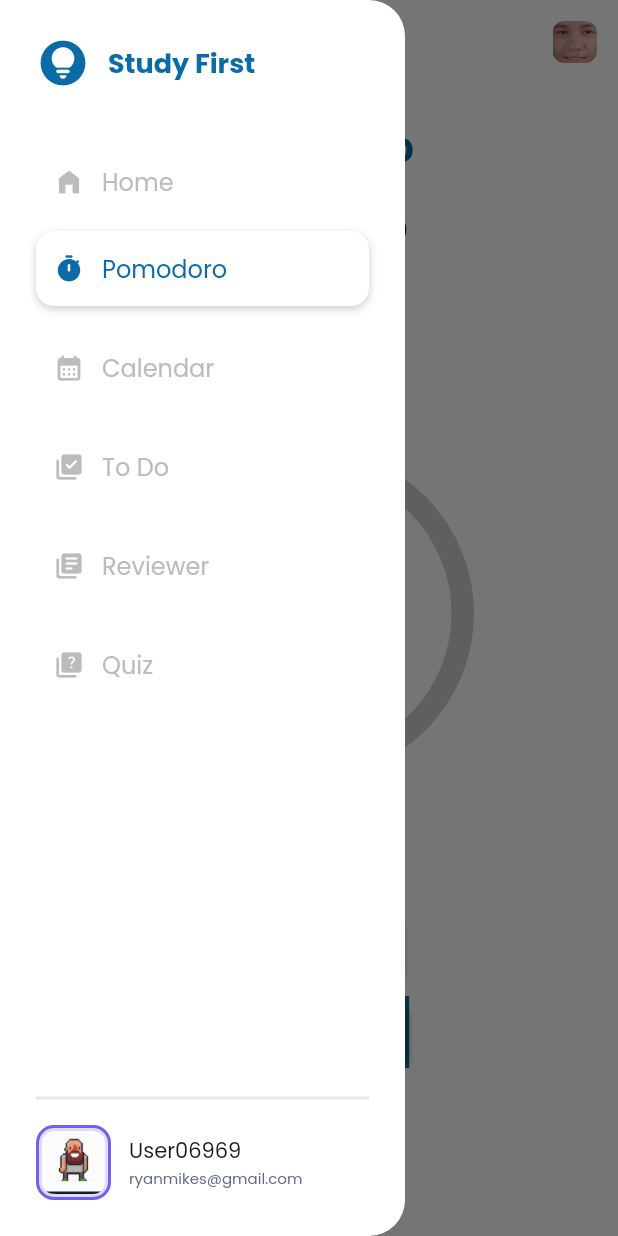
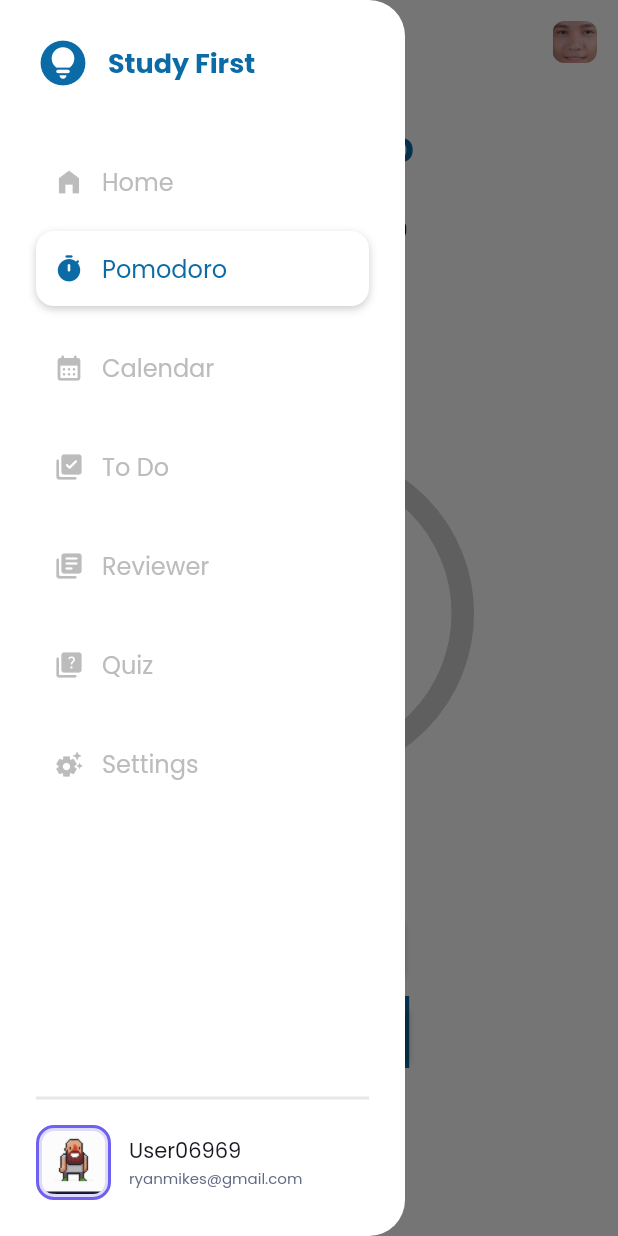
Before and after one commit to Bryan-Monterozo/study_first_ggs_later, a Flutter app: the Pomodoro screen opened directly, with the side drawer open, on a phone screen of 412 x 824 dp. Run offline on Flutter 3.47's test engine with Material 2 defaults, Android fonts, the phone set to English and light mode, and no system bars; drawn by our look-alikes of percent_indicator; our stand-ins replace card_swiper, cloud_firestore, confetti, firebase_core, flip_card, get and 3 more; missing offline and left inert: enum_to_string, syncfusion_flutter_core; accounts and stored records are empty; Roboto replaces fonts that are missing (Product Sans).

Commit message:
settings in navbar working

```diff
--- a/lib/core/constants/route.dart
+++ b/lib/core/constants/route.dart
@@ -5,6 +5,7 @@ enum CurrentRoute {
   quiz,
   calendar,
   todo,
+  settings,
 }
 
 
--- a/lib/modules/shared/nav_bar.dart
+++ b/lib/modules/shared/nav_bar.dart
@@ -6,6 +6,7 @@ import 'package:study_first_ggs_later/modules/home/view/screens/home.dart';
 import 'package:study_first_ggs_later/modules/pomodoro/view/screens/pomodoro.dart';
 import 'package:study_first_ggs_later/modules/quiz/view/screens/quiz.dart';
 import 'package:study_first_ggs_later/modules/reviewer/view/screens/reviewer.dart';
+import 'package:study_first_ggs_later/modules/settings/view/screens/settings.dart';
 import 'package:study_first_ggs_later/modules/shared/controller/nav_controller.dart';
 import 'package:study_first_ggs_later/modules/shared/widgets/drawer_widgets.dart';
 import 'package:study_first_ggs_later/modules/todo/view/screens/todo.dart';
@@ -128,8 +129,7 @@ class NavDrawer extends StatelessWidget {
                   ),
                   Obx(
                     () => Padding(
-                      padding:
-                          const EdgeInsetsDirectional.fromSTEB(0, 8, 0, 8),
+                      padding: const EdgeInsetsDirectional.fromSTEB(0, 8, 0, 8),
                       child: GestureDetector(
                         onTap: () {
                           Navigator.pushReplacement(
@@ -181,8 +181,7 @@ class NavDrawer extends StatelessWidget {
                     ),
                   ),
                   Padding(
-                    padding:
-                        const EdgeInsetsDirectional.fromSTEB(0, 8, 0, 8),
+                    padding: const EdgeInsetsDirectional.fromSTEB(0, 8, 0, 8),
                     child: GestureDetector(
                       onTap: () {
                         navController.currentNav.value = CurrentRoute.calendar;
@@ -226,16 +225,15 @@ class NavDrawer extends StatelessWidget {
                                 color: Color(0xffbcbcbc),
                                 size: 20,
                               ),
-                        navShadow:
-                            navController.currentNav.value == CurrentRoute.calendar
-                                ? const Color(0x33000000)
-                                : Colors.white,
+                        navShadow: navController.currentNav.value ==
+                                CurrentRoute.calendar
+                            ? const Color(0x33000000)
+                            : Colors.white,
                       ),
                     ),
                   ),
                   Padding(
-                    padding:
-                        const EdgeInsetsDirectional.fromSTEB(0, 8, 0, 8),
+                    padding: const EdgeInsetsDirectional.fromSTEB(0, 8, 0, 8),
                     child: GestureDetector(
                       onTap: () {
                         navController.currentNav.value = CurrentRoute.todo;
@@ -287,8 +285,7 @@ class NavDrawer extends StatelessWidget {
                     ),
                   ),
                   Padding(
-                    padding:
-                        const EdgeInsetsDirectional.fromSTEB(0, 8, 0, 8),
+                    padding: const EdgeInsetsDirectional.fromSTEB(0, 8, 0, 8),
                     child: GestureDetector(
                       onTap: () {
                         navController.currentNav.value = CurrentRoute.reviewer;
@@ -306,7 +303,7 @@ class NavDrawer extends StatelessWidget {
                                 'Reviewer',
                                 style: TextStyle(
                                   fontFamily: 'Poppins',
-                                  color:Color(0xFF0B6BA7),
+                                  color: Color(0xFF0B6BA7),
                                   fontSize: 16,
                                   fontWeight: FontWeight.w500,
                                 ),
@@ -332,16 +329,15 @@ class NavDrawer extends StatelessWidget {
                                 color: Color(0xffbcbcbc),
                                 size: 20,
                               ),
-                        navShadow:
-                            navController.currentNav.value == CurrentRoute.reviewer
-                                ? const Color(0x33000000)
-                                : Colors.white,
+                        navShadow: navController.currentNav.value ==
+                                CurrentRoute.reviewer
+                            ? const Color(0x33000000)
+                            : Colors.white,
                       ),
                     ),
                   ),
                   Padding(
-                    padding:
-                        const EdgeInsetsDirectional.fromSTEB(0, 8, 0, 8),
+                    padding: const EdgeInsetsDirectional.fromSTEB(0, 8, 0, 8),
                     child: GestureDetector(
                       onTap: () {
                         navController.currentNav.value = CurrentRoute.quiz;
@@ -392,6 +388,58 @@ class NavDrawer extends StatelessWidget {
                       ),
                     ),
                   ),
+                  Padding(
+                    padding: const EdgeInsetsDirectional.fromSTEB(0, 8, 0, 8),
+                    child: GestureDetector(
+                      onTap: () {
+                        navController.currentNav.value = CurrentRoute.settings;
+                        Navigator.pushReplacement(
+                          context,
+                          MaterialPageRoute(
+                            builder: (context) => StudySettings(),
+                          ),
+                        );
+                      },
+                      child: DrawerNavButton(
+                        navText: navController.currentNav.value ==
+                                CurrentRoute.settings
+                            ? const Text(
+                                'Settings',
+                                style: TextStyle(
+                                  fontFamily: 'Poppins',
+                                  color: Color(0xFF0B6BA7),
+                                  fontSize: 16,
+                                  fontWeight: FontWeight.w500,
+                                ),
+                              )
+                            : const Text(
+                                'Settings',
+                                style: TextStyle(
+                                  fontFamily: 'Poppins',
+                                  color: Color(0xffbcbcbc),
+                                  fontSize: 16,
+                                  fontWeight: FontWeight.w500,
+                                ),
+                              ),
+                        navIcon: navController.currentNav.value ==
+                                CurrentRoute.settings
+                            ? const Icon(
+                                Icons.settings_suggest,
+                                color: Color(0xFF0B6BA7),
+                                size: 20,
+                              )
+                            : const Icon(
+                                Icons.settings_suggest,
+                                color: Color(0xffbcbcbc),
+                                size: 20,
+                              ),
+                        navShadow: navController.currentNav.value ==
+                                CurrentRoute.settings
+                            ? const Color(0x33000000)
+                            : Colors.white,
+                      ),
+                    ),
+                  ),
                   const Expanded(
                     child: NavBarStatus(),
                   ),
```
Also changed, not shown: lib/modules/settings/view/screens/settings.dart (added, +45 -0 lines), lib/modules/settings/view/screens/settingspage.dart (added, +21 -0 lines), lib/modules/settings/view/widgets/settings_buttons.dart (added, +24 -0 lines), lib/modules/todo/view/widgets/try.dart (deleted).
